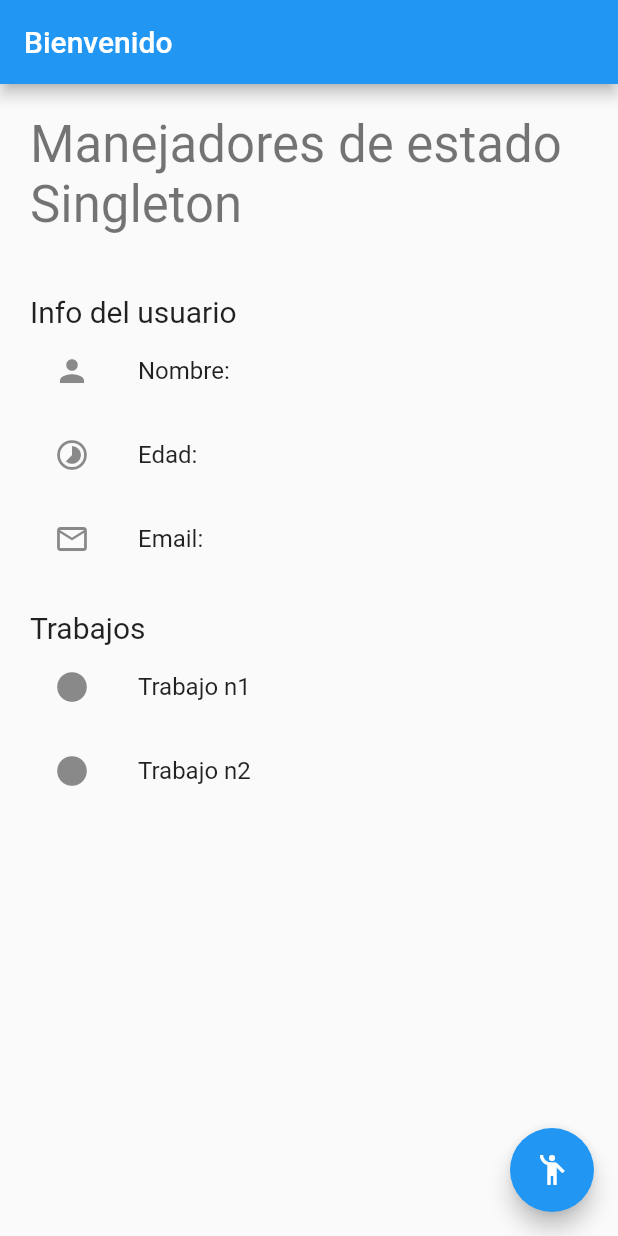
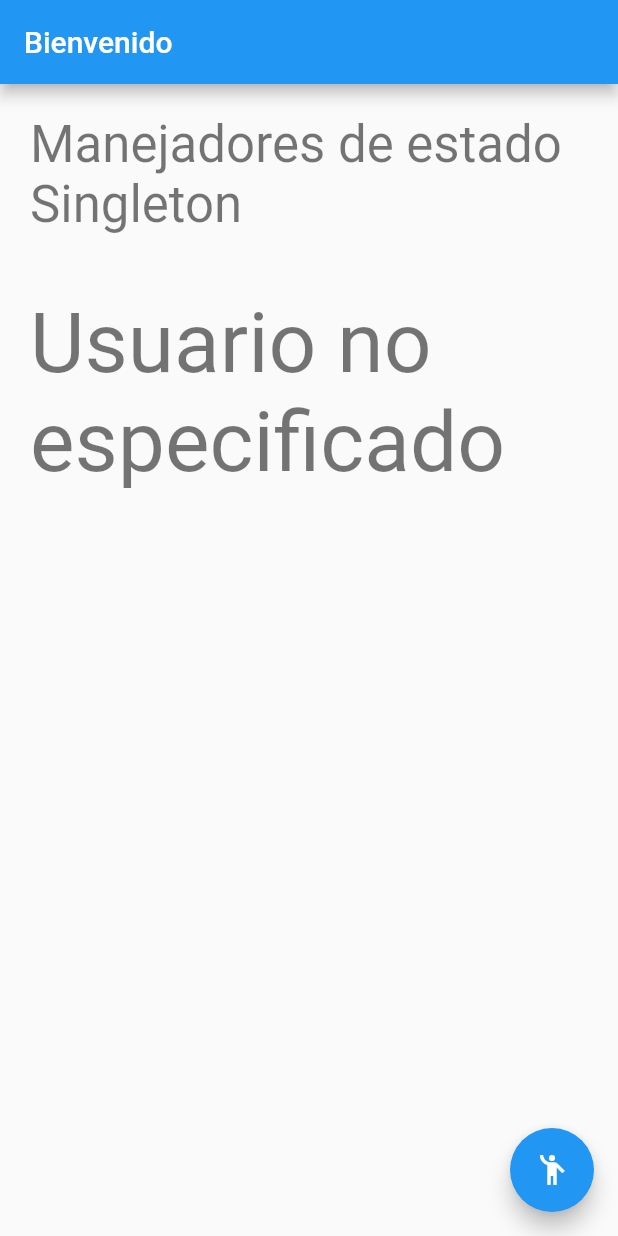
Before and after one commit to williamitz/state-handlers-flutter, a Flutter app: the screen it shows after launch, on a phone screen of 412 x 824 dp. Run offline on Flutter 3.47's test engine with Material 2 defaults, Android fonts, the phone set to English and light mode, and no system bars; accounts and stored records are empty.

Commit message:
fix: singleton example

```diff
--- /dev/null
+++ b/lib/providers/user_provider.dart
@@ -0,0 +1,44 @@
+import 'dart:async';
+
+import 'package:handler_state_app/models/user.model.dart';
+
+class UserProvider {
+
+  static final UserProvider _instance = UserProvider._();
+
+  UserProvider._();
+
+  factory UserProvider() {
+    return _instance;
+  }
+
+  User? _user;
+
+  final StreamController<User?> _userStreamCtrl = StreamController<User?>.broadcast();
+
+  Stream<User?> get userStream => _userStreamCtrl.stream;
+
+  set user( User val ) {
+    _user = val;
+    _userStreamCtrl.sink.add( val );
+  }
+
+  User? get getuser => _user;
+
+  set yearsOld( int val ) {
+    _user!.years = val;
+    _userStreamCtrl.sink.add( _user );
+  }
+
+  void clearUser() {
+    _user = null;
+    _userStreamCtrl.sink.add( _user );
+  }
+
+  void dispose() {
+    _userStreamCtrl.close();
+  }
+
+}
+
+// final userProvider = UserProvider();
--- a/lib/screens/home_screen.dart
+++ b/lib/screens/home_screen.dart
@@ -1,4 +1,6 @@
 import 'package:flutter/material.dart';
+import 'package:handler_state_app/models/user.model.dart';
+import 'package:handler_state_app/providers/user_provider.dart';
 
 class HomeScreen extends StatelessWidget {
   const HomeScreen({super.key});
@@ -7,6 +9,8 @@ class HomeScreen extends StatelessWidget {
   Widget build(BuildContext context) {
 
     // final jobs = [1,1,1,1,1,1,1,1,1,1,1,1,1,1,1,1,1,1,1];
+
+    final userPro = UserProvider();
 
     return Scaffold(
       appBar: AppBar(
@@ -22,12 +26,23 @@ class HomeScreen extends StatelessWidget {
               const _TitleHome(),
 
               Container(
-                padding: EdgeInsets.all(20),
-                child: Column(
+                padding: const EdgeInsets.all(20),
+                child: StreamBuilder(
+                  stream: userPro.userStream,
+                  builder: (BuildContext context, AsyncSnapshot<User?> snapshot) {
+
+                    if( !snapshot.hasData ) {
+                      return Text(
+                        'Usuario no especificado',
+                        style: Theme.of(context).textTheme.displayMedium,
+                      );
+                    }
+
+                    return Column(
                       crossAxisAlignment: CrossAxisAlignment.start,
-                  children: const [
+                      children: [
 
-                    Text(
+                        const Text(
                           'Info del usuario',
                           style: TextStyle(
                             fontSize: 20,
@@ -36,23 +51,23 @@ class HomeScreen extends StatelessWidget {
                         ),
 
                         ListTile(
-                      title: Text('Nombre: '),
-                      leading: Icon( Icons.person ),
+                          title: Text('Nombre: ${ snapshot.data!.name }'),
+                          leading: const Icon( Icons.person ),
                         ),
 
                         ListTile(
-                      title: Text('Edad: '),
-                      leading: Icon( Icons.timelapse ),
+                          title: Text('Edad: ${ snapshot.data!.years }'),
+                          leading: const Icon( Icons.timelapse ),
                         ),
 
                         ListTile(
-                      title: Text('Email: '),
-                      leading: Icon( Icons.mail_outline ),
+                          title: Text('Email: ${ snapshot.data!.email }'),
+                          leading: const Icon( Icons.mail_outline ),
                         ),
 
-                    SizedBox(height: 20,),
+                        const SizedBox(height: 20,),
 
-                    Text(
+                        const Text(
                           'Trabajos',
                           style: TextStyle(
                             fontSize: 20,
@@ -60,23 +75,26 @@ class HomeScreen extends StatelessWidget {
                           ),
                         ),
 
-                    ListTile(
-                      title: Text('Trabajo n1 '),
-                      leading: Icon( Icons.circle ),
-                    ),
+                        // ListTile(
+                        //   title: Text('Trabajo n1 '),
+                        //   leading: Icon( Icons.circle ),
+                        // ),
 
-                    ListTile(
-                      title: Text('Trabajo n2 '),
-                      leading: Icon( Icons.circle ),
-                    ),
+                        // ListTile(
+                        //   title: Text('Trabajo n2 '),
+                        //   leading: Icon( Icons.circle ),
+                        // ),
 
-                    // ...jobs.map((e) => const ListTile(
-                    //   title: Text('Trabajo n3'),
-                    //   leading: Icon( Icons.circle ),
-                    // )).toList()
+                        ...snapshot.data!.jobs.map((e) => ListTile(
+                          title: Text( e ),
+                          leading: const Icon( Icons.circle ),
+                        )).toList()
 
                       ],
 
+                    );
+
+                  },
                 ),
               )
 
```
Also changed, not shown: lib/screens/custom_screen.dart (+26 -8 lines). Lines whose indentation alone changed are shown as unchanged.
